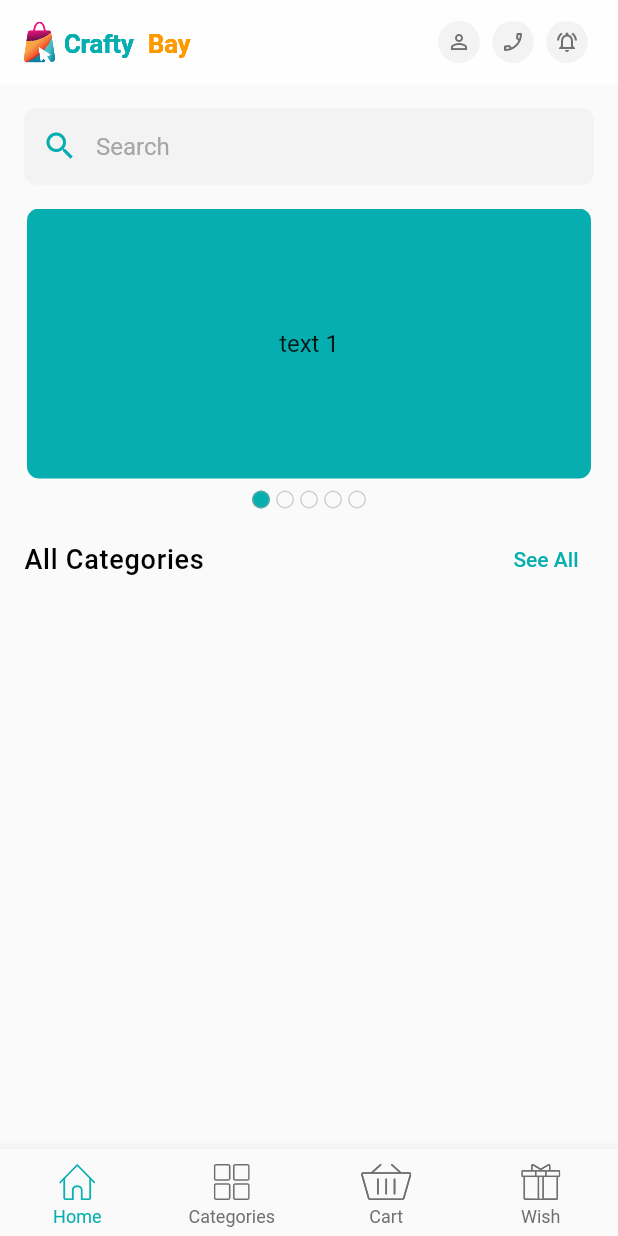
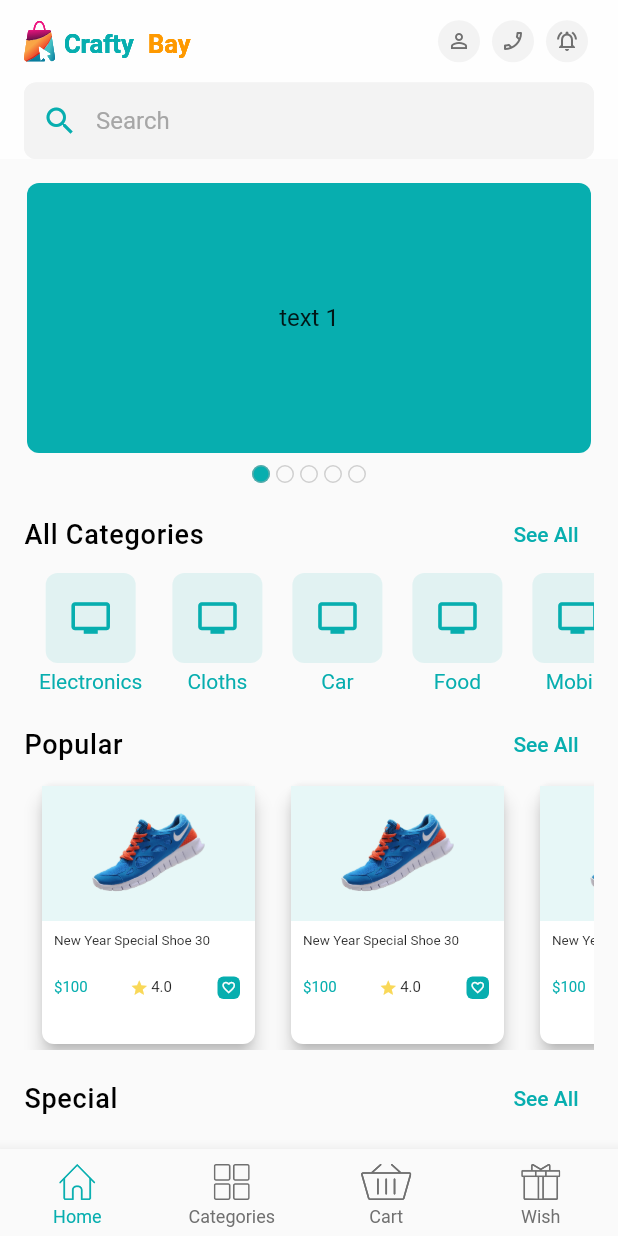
Before and after one commit to altalha201/final_ecommerce_app, a Flutter app: the screen it shows after launch, on a phone screen of 412 x 824 dp. Run offline on Flutter 3.47's test engine with Material 2 defaults, Android fonts, the phone set to English and light mode, and no system bars; drawn by our look-alikes of carousel_slider; our stand-ins replace flutter_svg, get, pin_code_fields.

Commit message:
home_screen design complete

```diff
--- a/lib/ui/screens/bottom_nav_bar_tabs/home_tab.dart
+++ b/lib/ui/screens/bottom_nav_bar_tabs/home_tab.dart
@@ -1,10 +1,12 @@
 import 'package:flutter/material.dart';
 import 'package:flutter_svg/flutter_svg.dart';
+import '../../widgets/category_item.dart';
 
 import '../../widgets/home_screen_widgets/appbar_icon_button.dart';
 import '../../widgets/home_screen_widgets/home_carousel_slider.dart';
 import '../../widgets/home_screen_widgets/remark_title.dart';
 import '../../widgets/home_screen_widgets/search_text_field.dart';
+import '../../widgets/product_list_item.dart';
 import '../../widgets/space.dart';
 
 class HomeTab extends StatelessWidget {
@@ -32,21 +34,96 @@ class HomeTab extends StatelessWidget {
             ),
           ],
         ),
+        bottom: const PreferredSize(
+          preferredSize: Size(double.infinity, 50),
+          child: Padding(
+            padding: EdgeInsets.symmetric(horizontal: 16.0),
+            child: SearchTextField(),
+          ),),
         elevation: 0,
       ),
       body: Padding(
         padding: const EdgeInsets.all(16.0),
+        child: SingleChildScrollView(
           child: Column(
             children: [
-            const SearchTextField(),
-            verticalSpace(16.0),
               HomeCarouselSlider(),
               verticalSpace(8.0),
               RemarkTitle(
                 label: 'All Categories',
                 onSeeAllTap: () {},
               ),
+              SizedBox(
+                height: 84,
+                child: ListView(
+                  scrollDirection: Axis.horizontal,
+                  children: const [
+                    CategoryItem(iconData: Icons.tv, labelString: "Electronics"),
+                    CategoryItem(iconData: Icons.tv, labelString: "Cloths"),
+                    CategoryItem(iconData: Icons.tv, labelString: "Car"),
+                    CategoryItem(iconData: Icons.tv, labelString: "Food"),
+                    CategoryItem(iconData: Icons.tv, labelString: "Mobile"),
+                    CategoryItem(iconData: Icons.tv, labelString: "Furniture"),
                   ],
+                ),
+              ),
+              verticalSpace(8.0),
+              RemarkTitle(
+                label: 'Popular',
+                onSeeAllTap: () {},
+              ),
+              SizedBox(
+                height: 180,
+                child: ListView(
+                  scrollDirection: Axis.horizontal,
+                  children: const [
+                    ProductListItem(),
+                    ProductListItem(),
+                    ProductListItem(),
+                    ProductListItem(),
+                    ProductListItem()
+                  ],
+                ),
+              ),
+              verticalSpace(8.0),
+              RemarkTitle(
+                label: 'Special',
+                onSeeAllTap: () {},
+              ),
+              SizedBox(
+                height: 180,
+                child: ListView(
+                  scrollDirection: Axis.horizontal,
+                  children: const [
+                    ProductListItem(),
+                    ProductListItem(),
+                    ProductListItem(),
+                    ProductListItem(),
+                    ProductListItem()
+                  ],
+                ),
+              ),
+              verticalSpace(8.0),
+              RemarkTitle(
+                label: 'New',
+                onSeeAllTap: () {},
+              ),
+              SizedBox(
+                height: 180,
+                child: ListView(
+                  scrollDirection: Axis.horizontal,
+                  children: const [
+                    ProductListItem(),
+                    ProductListItem(),
+                    ProductListItem(),
+                    ProductListItem(),
+                    ProductListItem()
+                  ],
+                ),
+              ),
+
+            ],
+          ),
         ),
       ),
     );
--- a/lib/ui/screens/bottom_nav_bar_tabs/wish_list_tab.dart
+++ b/lib/ui/screens/bottom_nav_bar_tabs/wish_list_tab.dart
@@ -18,7 +18,7 @@ class WishListTab extends StatelessWidget {
             crossAxisCount: 3,
             crossAxisSpacing: 0,
             mainAxisSpacing: 0,
-            childAspectRatio: 0.75,
+            childAspectRatio: 0.70,
           ),
           itemCount: 3,
           itemBuilder: (context, index) {
--- a/lib/ui/widgets/category_item.dart
+++ b/lib/ui/widgets/category_item.dart
@@ -17,7 +17,9 @@ class CategoryItem extends StatelessWidget {
 
   @override
   Widget build(BuildContext context) {
-    return InkWell(
+    return Padding(
+      padding: const EdgeInsets.symmetric(horizontal: 8.0),
+      child: InkWell(
         onTap: onTap,
         borderRadius: BorderRadius.circular(8.0),
         child: Padding(
@@ -45,6 +47,7 @@ class CategoryItem extends StatelessWidget {
             ],
           ),
         ),
+      ),
     );
   }
 }
--- a/lib/ui/widgets/product_list_item.dart
+++ b/lib/ui/widgets/product_list_item.dart
@@ -11,13 +11,17 @@ class ProductListItem extends StatelessWidget {
   @override
   Widget build(BuildContext context) {
     return Padding(
-      padding: const EdgeInsets.all(2.0),
+      padding: const EdgeInsets.symmetric(horizontal: 8.0),
+      child: SizedBox(
+        width: 150,
+        height: 180,
         child: Card(
           elevation: 5,
           shape: RoundedRectangleBorder(
             borderRadius: BorderRadius.circular(8.0),
           ),
           child: Column(
+            crossAxisAlignment: CrossAxisAlignment.start,
             children: [
               Container(
                 color: colorSecondary,
@@ -31,15 +35,16 @@ class ProductListItem extends StatelessWidget {
                 ),
               ),
               const Padding(
-              padding: EdgeInsets.symmetric(vertical: 8.0, horizontal: 4.0),
+                padding: EdgeInsets.symmetric(vertical: 8.0, horizontal: 8.0),
                 child: Text(
                   "New Year Special Shoe 30",
+                  maxLines: 2,
                   textAlign: TextAlign.start,
                   style: TextStyle(fontSize: 9),
                 ),
               ),
               Padding(
-              padding: const EdgeInsets.symmetric(horizontal: 4.0),
+                padding: const EdgeInsets.all(8.0),
                 child: Row(
                   children: [
                     const Text("\$100", style: TextStyle(fontSize: 10, color: colorPrimary),),
@@ -72,6 +77,7 @@ class ProductListItem extends StatelessWidget {
             ],
           ),
         ),
+      ),
     );
   }
 }
```
Lines whose indentation alone changed are shown as unchanged.
